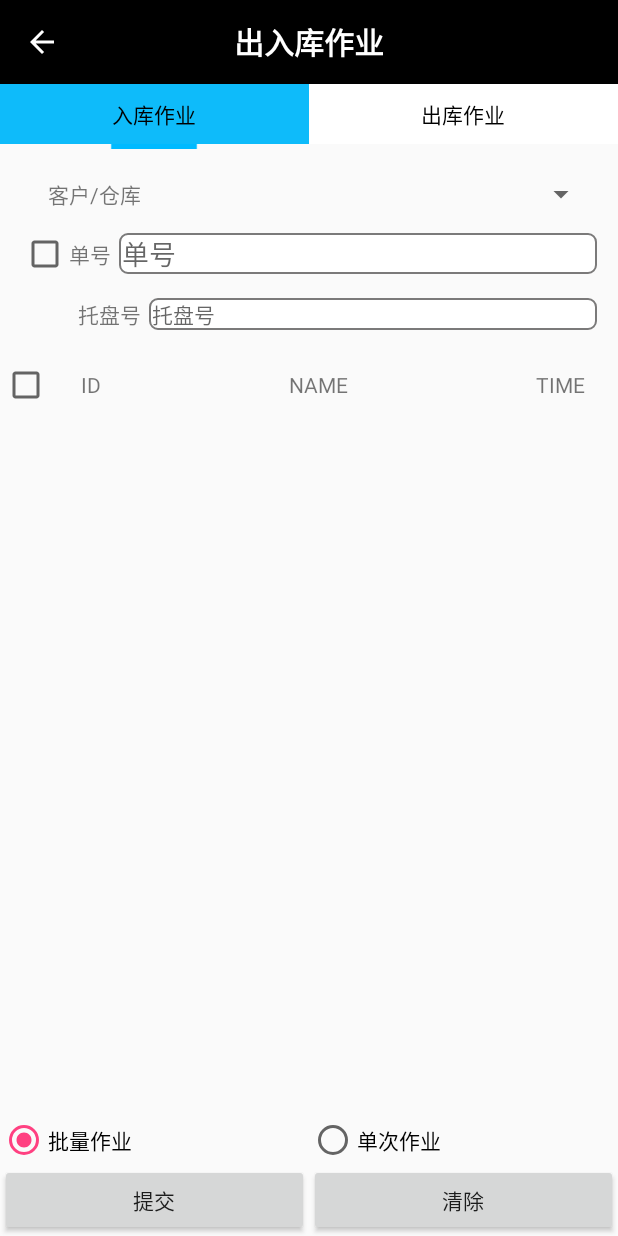
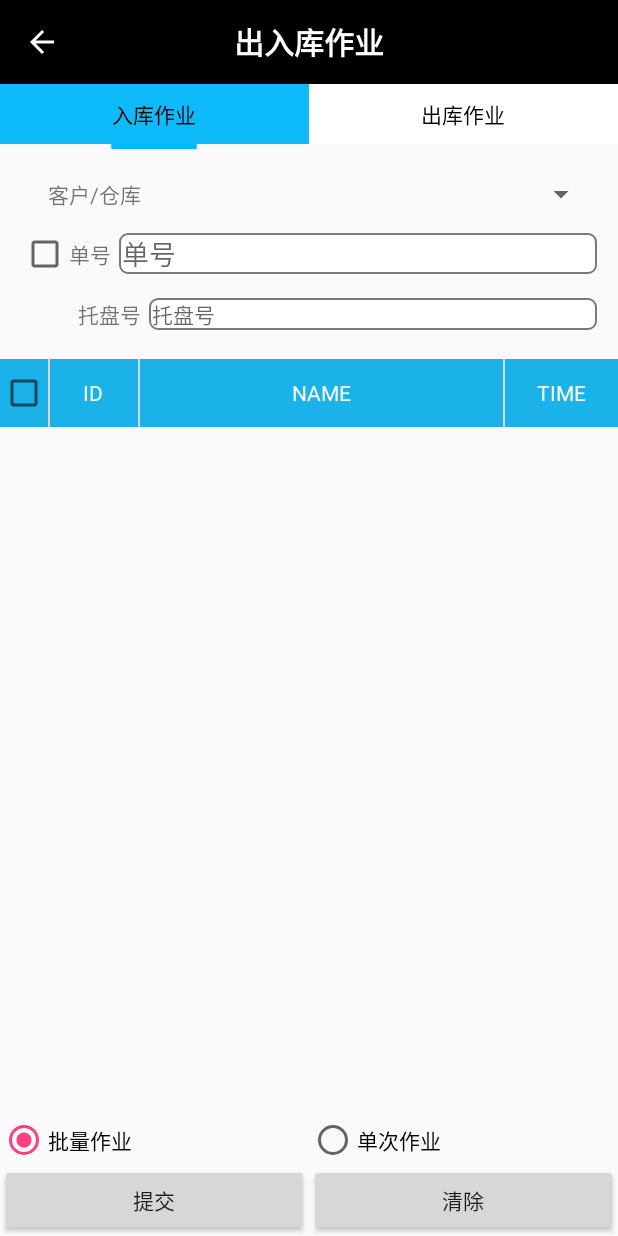
Before and after one commit to yzbbanban/LianTong, an Android app: the StockActivity screen opened directly, with no data from a screen before it, on a phone screen of 412 x 824 dp. Run offline under Robolectric (Android 15) with nearby library versions, the light colour scheme and no system bars; our stand-ins replace ButterKnife; 5 statements that could not run were skipped.

Commit message:
添加出入库表格变化

```diff
--- /dev/null
+++ b/app/src/main/res/drawable/rfid_user_item_left.xml
@@ -0,0 +1,16 @@
+<layer-list xmlns:android="http://schemas.android.com/apk/res/android">
+
+    <item
+        android:bottom="-2dp"
+        android:top="-2dp"
+        android:right="-2dp"
+        >
+        <shape>
+            <solid android:color="@color/rfidUserShape"/>
+            <stroke
+                android:width="1dp"
+                android:color="@color/colorBacGrey"/>
+        </shape>
+    </item>
+
+</layer-list>
--- a/app/src/main/res/layout/stock_in_layout.xml
+++ b/app/src/main/res/layout/stock_in_layout.xml
@@ -89,34 +89,38 @@
 
     <LinearLayout
         android:layout_width="match_parent"
-        android:layout_height="wrap_content"
-        android:padding="1dp">
+        android:layout_height="@dimen/x30"
+        android:background="@color/rfidUserShape">
 
         <CheckBox
+
             android:id="@+id/cb_stock_in_all"
             android:layout_width="wrap_content"
             android:layout_height="wrap_content" />
 
         <TextView
-            android:layout_width="wrap_content"
-            android:layout_height="wrap_content"
-            android:layout_weight="1"
+            android:layout_width="@dimen/x40"
+            android:layout_height="match_parent"
+            android:background="@drawable/rfid_user_item_left"
             android:gravity="center"
-            android:text="ID" />
+            android:text="ID"
+            android:textColor="@color/colorWhite" />
 
         <TextView
             android:layout_width="wrap_content"
-            android:layout_height="wrap_content"
-            android:layout_weight="5"
+            android:layout_height="match_parent"
+            android:layout_weight="1"
+            android:background="@drawable/rfid_user_item"
             android:gravity="center"
-            android:text="NAME" />
+            android:text="NAME"
+            android:textColor="@color/colorWhite" />
 
         <TextView
-            android:layout_width="wrap_content"
-            android:layout_height="wrap_content"
-            android:layout_weight="1"
+            android:layout_width="@dimen/x50"
+            android:layout_height="match_parent"
             android:gravity="center"
-            android:text="TIME" />
+            android:text="TIME"
+            android:textColor="@color/colorWhite" />
     </LinearLayout>
 
     <LinearLayout
```
Also changed, not shown: app/src/main/java/lt/riti/com/liantong/adapter/StockIdAdapter.java (+7 -1 lines), app/src/main/res/drawable/rfid_user_item_bac_left.xml (added, +16 -0 lines), app/src/main/res/layout/item_stock.xml (+12 -10 lines), app/src/main/res/layout/stock_out_layout.xml (+16 -11 lines).
